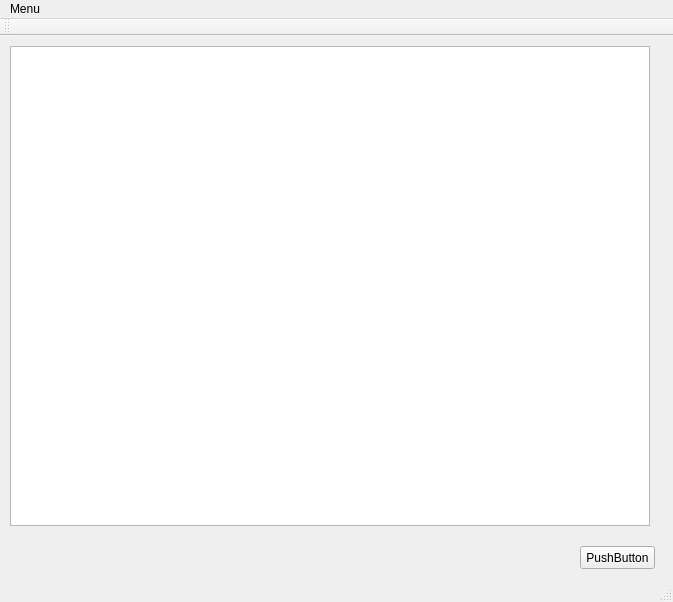
First picture: the form in third_eye/mainwindow.ui, repository sensei22/third_eye, before the edit.
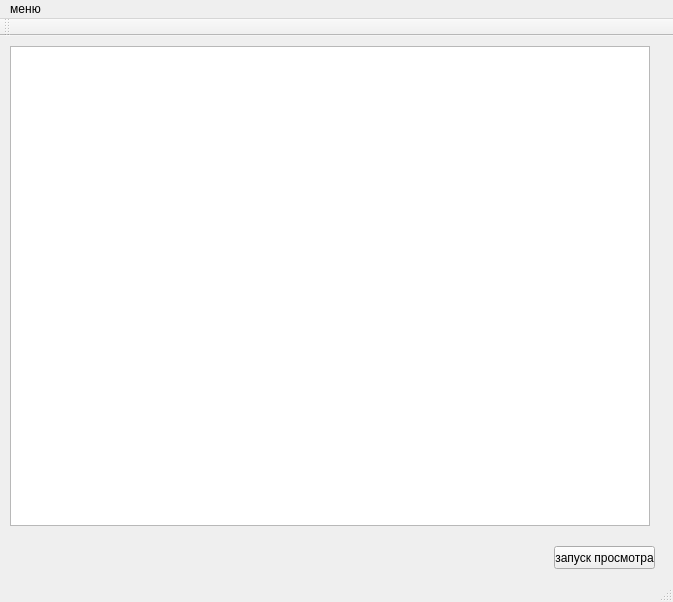
Second picture: the form after the edit.

```diff
--- a/third_eye/mainwindow.ui
+++ b/third_eye/mainwindow.ui
@@ -33,14 +33,14 @@
    <widget class="QPushButton" name="pushButton">
     <property name="geometry">
      <rect>
-      <x>580</x>
+      <x>554</x>
       <y>510</y>
-      <width>75</width>
+      <width>101</width>
       <height>23</height>
      </rect>
     </property>
     <property name="text">
-     <string>PushButton</string>
+     <string>запуск просмотра</string>
     </property>
    </widget>
   </widget>
@@ -55,7 +55,7 @@
    </property>
    <widget class="QMenu" name="menuMenu">
     <property name="title">
-     <string>Menu</string>
+     <string>меню</string>
     </property>
     <addaction name="actionLogin_as_admin"/>
     <addaction name="actionAutor"/>
```
Left out of the diff: 6 changed lines with no effect on the pictures.
